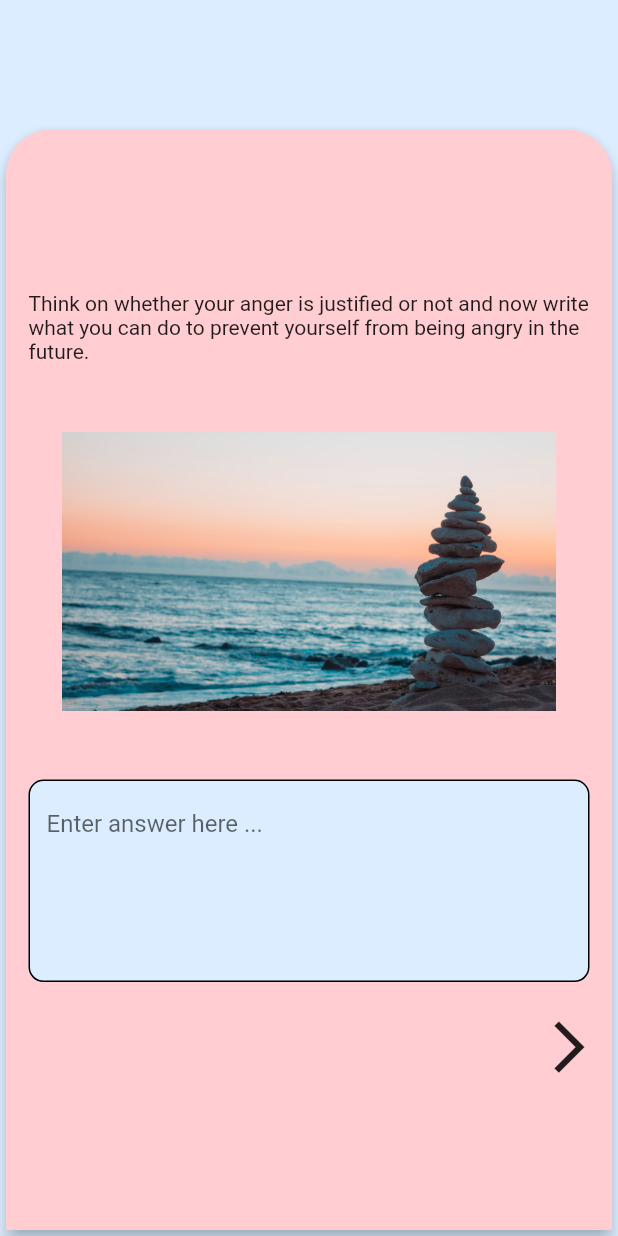
After one commit to SashvDave/Kwit, a Flutter app: the screen it shows after launch, after a tap on "Anger", on a phone screen of 412 x 824 dp. The commit adds this screen. Run offline on Flutter 3.47's test engine with Material 2 defaults, Android fonts, the light colour scheme and no system bars; our stand-ins replace image_picker.

Commit message:
Add anger therapy

```diff
--- /dev/null
+++ b/lib/anger1.dart
@@ -0,0 +1,93 @@
+import 'package:flutter/material.dart';
+import 'anger2.dart';
+
+class Anger1 extends StatefulWidget {
+  @override
+  _Anger1State createState() => _Anger1State();
+}
+
+class _Anger1State extends State<Anger1> {
+  final _textController = TextEditingController();
+  void _submitData() {
+    final enteredText = _textController.text;
+
+    if (enteredText.isEmpty) {
+      return;
+    } else {
+      Navigator.push(
+          context, MaterialPageRoute(builder: (context) => Anger2()));
+    }
+  }
+
+  @override
+  Widget build(BuildContext context) {
+    return Scaffold(
+      body: SingleChildScrollView(
+        child: Container(
+          color: Color(0xFFDBEDFF),
+          padding: EdgeInsets.fromLTRB(
+              0, MediaQuery.of(context).size.height * 0.1, 0, 0),
+          height: MediaQuery.of(context).size.height,
+          child: Card(
+            shape: RoundedRectangleBorder(
+                borderRadius: BorderRadius.only(
+                    topLeft: Radius.circular(30.0),
+                    topRight: Radius.circular(30.0))),
+            color: Colors.red[100],
+            elevation: 5,
+            child: Column(
+              mainAxisAlignment: MainAxisAlignment.center,
+              children: <Widget>[
+                Padding(
+                  padding: const EdgeInsets.all(15.0),
+                  child: Text(
+                      "Think on whether your anger is justified or not and now write what you can do to prevent yourself from being angry in the future."),
+                ),
+                ClipRRect(
+                  borderRadius: BorderRadius.circular(20.0),
+                  child: Image.asset(
+                    'lib/assets/peaceful.jpg',
+                    height: MediaQuery.of(context).size.height * 0.3,
+                    width: MediaQuery.of(context).size.width * 0.8,
+                  ),
+                ),
+                Container(
+                  child: Padding(
+                    padding: const EdgeInsets.all(15.0),
+                    child: TextField(
+                      minLines: 5,
+                      maxLines: 15,
+                      decoration: InputDecoration(
+                        hintText: 'Enter answer here ...',
+                        filled: true,
+                        fillColor: Color(0xFFDBEDFF),
+                        enabledBorder: OutlineInputBorder(
+                          borderRadius: BorderRadius.all(Radius.circular(10.0)),
+                          borderSide: BorderSide(color: Colors.black),
+                        ),
+                        focusedBorder: OutlineInputBorder(
+                          borderRadius: BorderRadius.all(Radius.circular(10.0)),
+                          borderSide: BorderSide(color: Colors.black),
+                        ),
+                      ),
+                      controller: _textController,
+                    ),
+                  ),
+                ),
+                Align(
+                  alignment: Alignment.bottomRight,
+                  child: IconButton(
+                    icon: Icon(Icons.arrow_forward_ios),
+                    onPressed: () => _submitData(),
+                    tooltip: "Go to next page",
+                    iconSize: MediaQuery.of(context).size.height * 0.05,
+                  ),
+                )
+              ],
+            ),
+          ),
+        ),
+      ),
+    );
+  }
+}
--- a/lib/main.dart
+++ b/lib/main.dart
@@ -1,117 +1,64 @@
 import 'package:flutter/material.dart';
+
+import 'anger1.dart';
 
 void main() {
   runApp(MyApp());
 }
 
 class MyApp extends StatelessWidget {
-  // This widget is the root of your application.
   @override
   Widget build(BuildContext context) {
     return MaterialApp(
       title: 'Flutter Demo',
       theme: ThemeData(
-        // This is the theme of your application.
-        //
-        // Try running your application with "flutter run". You'll see the
-        // application has a blue toolbar. Then, without quitting the app, try
-        // changing the primarySwatch below to Colors.green and then invoke
-        // "hot reload" (press "r" in the console where you ran "flutter run",
-        // or simply save your changes to "hot reload" in a Flutter IDE).
-        // Notice that the counter didn't reset back to zero; the application
-        // is not restarted.
         primarySwatch: Colors.blue,
-        // This makes the visual density adapt to the platform that you run
-        // the app on. For desktop platforms, the controls will be smaller and
-        // closer together (more dense) than on mobile platforms.
         visualDensity: VisualDensity.adaptivePlatformDensity,
       ),
-      home: MyHomePage(title: 'Flutter Demo Home Page'),
+      home: MyHomePage(),
     );
   }
 }
 
 class MyHomePage extends StatefulWidget {
   MyHomePage({Key key, this.title}) : super(key: key);
-
-  // This widget is the home page of your application. It is stateful, meaning
-  // that it has a State object (defined below) that contains fields that affect
-  // how it looks.
-
-  // This class is the configuration for the state. It holds the values (in this
-  // case the title) provided by the parent (in this case the App widget) and
-  // used by the build method of the State. Fields in a Widget subclass are
-  // always marked "final".
-
   final String title;
-
   @override
   _MyHomePageState createState() => _MyHomePageState();
 }
 
 class _MyHomePageState extends State<MyHomePage> {
-  int _counter = 0;
-
-  void _incrementCounter() {
-    setState(() {
-      // This call to setState tells the Flutter framework that something has
-      // changed in this State, which causes it to rerun the build method below
-      // so that the display can reflect the updated values. If we changed
-      // _counter without calling setState(), then the build method would not be
-      // called again, and so nothing would appear to happen.
-      _counter++;
-    });
-  }
-
   @override
   Widget build(BuildContext context) {
-    // This method is rerun every time setState is called, for instance as done
-    // by the _incrementCounter method above.
-    //
-    // The Flutter framework has been optimized to make rerunning build methods
-    // fast, so that you can just rebuild anything that needs updating rather
-    // than having to individually change instances of widgets.
     return Scaffold(
-      appBar: AppBar(
-        // Here we take the value from the MyHomePage object that was created by
-        // the App.build method, and use it to set our appbar title.
-        title: Text(widget.title),
-      ),
+      appBar: AppBar(title: Text("Kwit")),
       body: Center(
-        // Center is a layout widget. It takes a single child and positions it
-        // in the middle of the parent.
         child: Column(
-          // Column is also a layout widget. It takes a list of children and
-          // arranges them vertically. By default, it sizes itself to fit its
-          // children horizontally, and tries to be as tall as its parent.
-          //
-          // Invoke "debug painting" (press "p" in the console, choose the
-          // "Toggle Debug Paint" action from the Flutter Inspector in Android
-          // Studio, or the "Toggle Debug Paint" command in Visual Studio Code)
-          // to see the wireframe for each widget.
-          //
-          // Column has various properties to control how it sizes itself and
-          // how it positions its children. Here we use mainAxisAlignment to
-          // center the children vertically; the main axis here is the vertical
-          // axis because Columns are vertical (the cross axis would be
-          // horizontal).
-          mainAxisAlignment: MainAxisAlignment.center,
-          children: <Widget>[
-            Text(
-              'You have pushed the button this many times:',
+          children: [
+            RaisedButton(
+              child: Text("Anger"),
+              onPressed: () {
+                Navigator.push(
+                    context, MaterialPageRoute(builder: (context) => Anger1()));
+              },
             ),
-            Text(
-              '$_counter',
-              style: Theme.of(context).textTheme.headline4,
+            RaisedButton(
+              child: Text("Anger"),
+              onPressed: () {
+                Navigator.push(
+                    context, MaterialPageRoute(builder: (context) => Anger1()));
+              },
+            ),
+            RaisedButton(
+              child: Text("Anger"),
+              onPressed: () {
+                Navigator.push(
+                    context, MaterialPageRoute(builder: (context) => Anger1()));
+              },
             ),
           ],
         ),
       ),
-      floatingActionButton: FloatingActionButton(
-        onPressed: _incrementCounter,
-        tooltip: 'Increment',
-        child: Icon(Icons.add),
-      ), // This trailing comma makes auto-formatting nicer for build methods.
     );
   }
 }
```
Also changed, not shown: lib/anger2.dart (added, +93 -0 lines), lib/anger3.dart (added, +102 -0 lines), lib/imagecapture.dart (added, +68 -0 lines), pubspec.yaml (+6 -6 lines), lib/assets/peaceful.jpg (added), lib/assets/sunset.png (added), lib/assets/waterdrop.jpg (added), pubspec.lock, 2 other files.
